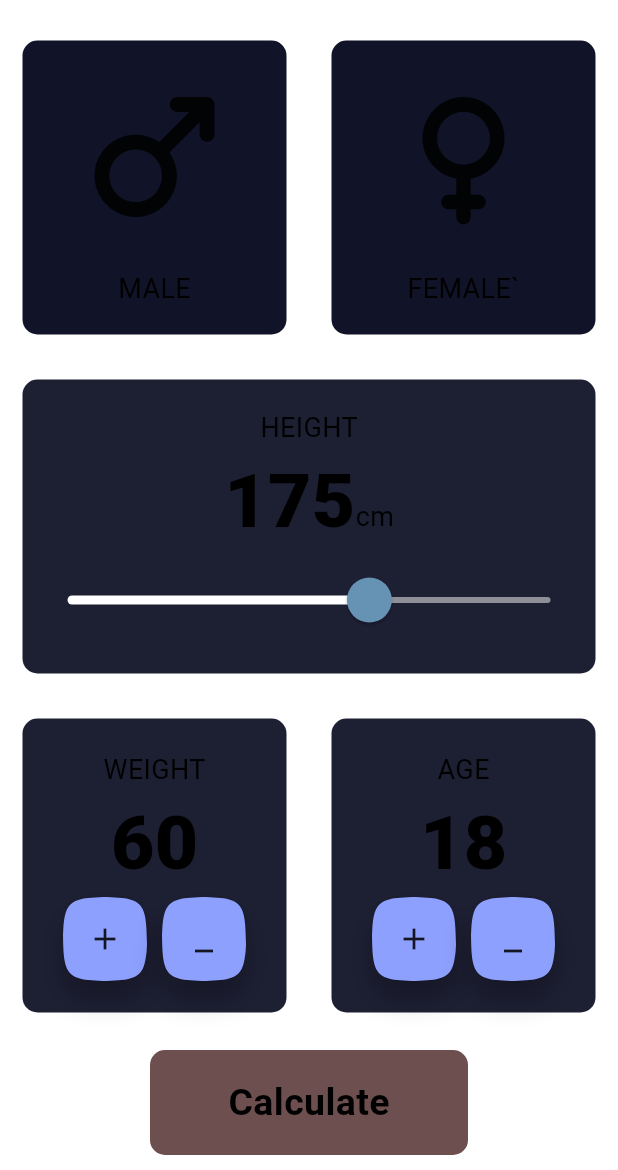
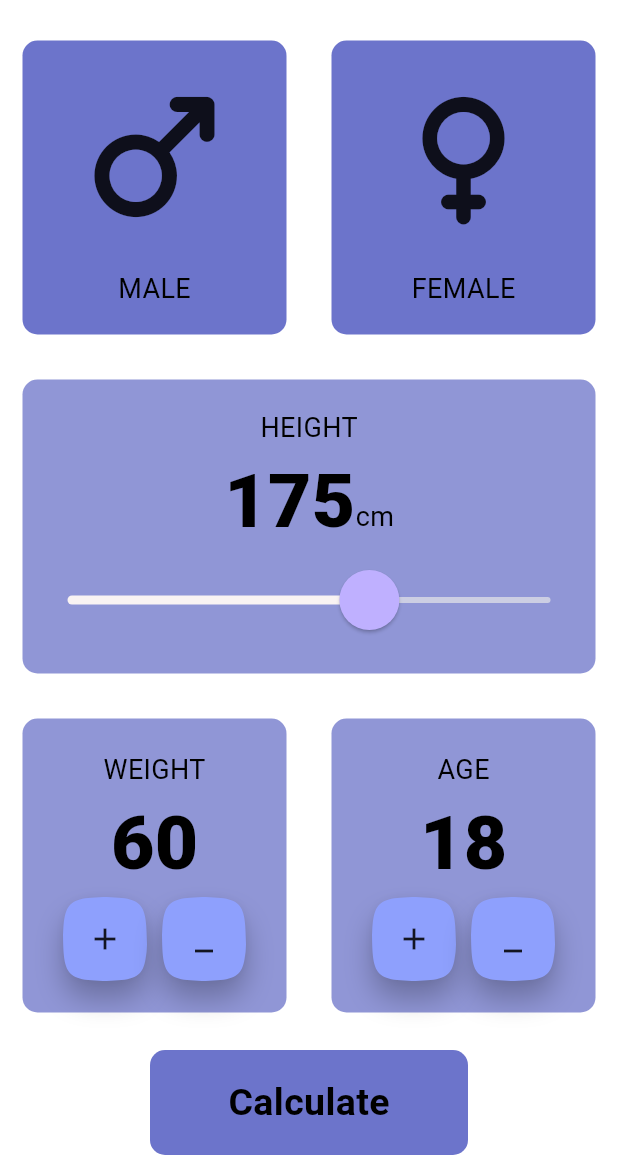
Before and after one commit to BIBINKB97/BMI-calculator-application, a Flutter app: the screen it shows after launch, on a phone screen of 412 x 824 dp, the part 66-1236 px from its top. Run offline on Flutter 3.47's test engine with Material 2 defaults, Android fonts, the phone set to English and light mode, and no system bars; our stand-ins replace get.

Commit message:
darkmode functionality added

```diff
--- a/lib/config/colors.dart
+++ b/lib/config/colors.dart
@@ -1,13 +1,13 @@
 import 'package:flutter/material.dart';
 
-const lBgColor = Color(0xffD1D9E6);
+const lBgColor = Color.fromARGB(255, 255, 255, 255);
 const lPrimaryColor = Color(0xff246AEF);
 const lLabelColor = Color(0xff8C8C8C);
 const lDivColor = Color(0xffFFFFFF);
 const lFontColor = Color(0xff000000);
 
-const dBgColor = Color(0xff242424);
+const dBgColor = Color.fromARGB(255, 18, 18, 18);
 const dPrimaryColor = Color(0xff246AEF);
-const dLabelColor = Color(0xff8C8C8C);
+const dLabelColor = Color.fromARGB(255, 236, 229, 229);
 const dDivColor = Color(0xffFFFFFF);
 const dFontColor = Color(0xff000000);
--- a/lib/config/constants.dart
+++ b/lib/config/constants.dart
@@ -1,9 +1,9 @@
 import 'package:flutter/material.dart';
 
 const kBottomContainerHeight = 70.0;
-const kActiveCardColor = Color(0xff1d1f33);
-const kInactiveCardColor = Color(0xff111328);
-const kBottomContainerColor = Color.fromARGB(255, 109, 79, 79);
+const kActiveCardColor = Color.fromARGB(255, 144, 150, 214);
+const kInactiveCardColor = Color.fromARGB(255, 108, 116, 203);
+const kBottomContainerColor = Color.fromARGB(255, 108, 116, 203);
 
 const kLabelTextStyle = TextStyle(
   fontSize: 18.0,
--- a/lib/view/home.dart
+++ b/lib/view/home.dart
@@ -5,7 +5,7 @@ import 'package:bmi_calculator/config/constants.dart';
 import 'package:bmi_calculator/view/results.dart';
 import 'package:bmi_calculator/view/widgets/custom_button.dart';
 import 'package:bmi_calculator/view/widgets/submit_button.dart';
-import 'package:bmi_calculator/view/widgets/custon_card.dart';
+import 'package:bmi_calculator/view/widgets/custom_card.dart';
 import 'package:bmi_calculator/view/widgets/theme_changer_btn.dart';
 import 'package:flutter/material.dart';
 import 'widgets/icon_content.dart';
@@ -68,7 +68,7 @@ class _HomePageState extends State<HomePage> {
                         ? kActiveCardColor
                         : kInactiveCardColor,
                     customCardChild: IconContent(
-                        icon: Icons.female_rounded, label: 'FEMALE`'),
+                        icon: Icons.female_rounded, label: 'FEMALE'),
                   ),
                 )
               ],
@@ -101,14 +101,15 @@ class _HomePageState extends State<HomePage> {
                   ),
                   SliderTheme(
                     data: SliderTheme.of(context).copyWith(
-                      activeTrackColor: Colors.white,
-                      inactiveTrackColor: Color(0xFF8D8E98),
+                      activeTrackColor:
+                          const Color.fromARGB(255, 249, 243, 243),
+                      inactiveTrackColor: Color.fromARGB(255, 204, 206, 227),
                       overlayColor: Color(0x15EB1555),
                       thumbShape:
-                          RoundSliderThumbShape(enabledThumbRadius: 15.0),
+                          RoundSliderThumbShape(enabledThumbRadius: 20.0),
                       overlayShape:
                           RoundSliderOverlayShape(overlayRadius: 30.0),
-                      thumbColor: Color.fromARGB(255, 102, 146, 180),
+                      thumbColor: Color.fromARGB(255, 191, 176, 255),
                     ),
                     child: Slider(
                       value: height.toDouble(),
@@ -149,9 +150,7 @@ class _HomePageState extends State<HomePage> {
                               icon: Icons.add,
                               onPressed: () {
                                 setState(() {
-                                  if (weight > 200) {
-                                    weight++;
-                                  }
+                                  weight++;
                                 });
                               },
                             ),
--- a/lib/view/results.dart
+++ b/lib/view/results.dart
@@ -1,7 +1,7 @@
 
 
 import 'package:bmi_calculator/config/constants.dart';
-import 'package:bmi_calculator/view/widgets/custon_card.dart';
+import 'package:bmi_calculator/view/widgets/custom_card.dart';
 import 'package:bmi_calculator/view/widgets/submit_button.dart';
 import 'package:flutter/material.dart';
 
--- a/lib/view/widgets/custom_button.dart
+++ b/lib/view/widgets/custom_button.dart
@@ -7,7 +7,6 @@ class CustomButton extends StatelessWidget {
 
   IconData icon;
   final VoidCallback? onPressed;
-
   @override
   Widget build(BuildContext context) {
     return RawMaterialButton(
--- a/lib/view/widgets/theme_changer_btn.dart
+++ b/lib/view/widgets/theme_changer_btn.dart
@@ -14,7 +14,7 @@ class ThemeChangeBtn extends StatelessWidget {
         Container(
           padding: EdgeInsets.symmetric(horizontal: 10),
           decoration: BoxDecoration(
-              color: Theme.of(context).colorScheme.primaryContainer,
+              color: Theme.of(context).colorScheme.background,
               borderRadius: BorderRadius.circular(15)),
           child: Row(
             children: [
@@ -26,7 +26,9 @@ class ThemeChangeBtn extends StatelessWidget {
                     Icons.dark_mode,
                   )),
               IconButton(
-                  onPressed: () {},
+                  onPressed: () {
+                    themeController.changeTheme();
+                  },
                   icon: Icon(
                     Icons.light_mode,
                   )),
```
Also changed, not shown: lib/view/widgets/custom_card.dart (renamed from lib/view/widgets/custon_card.dart).
